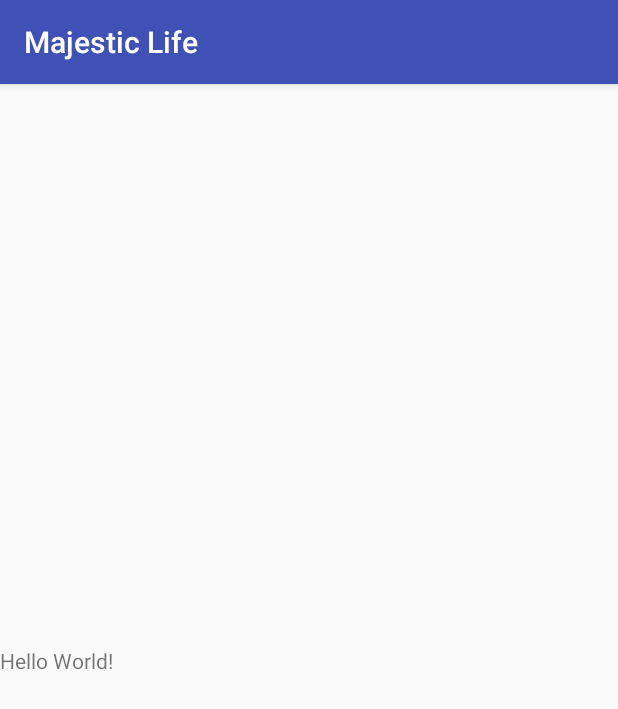
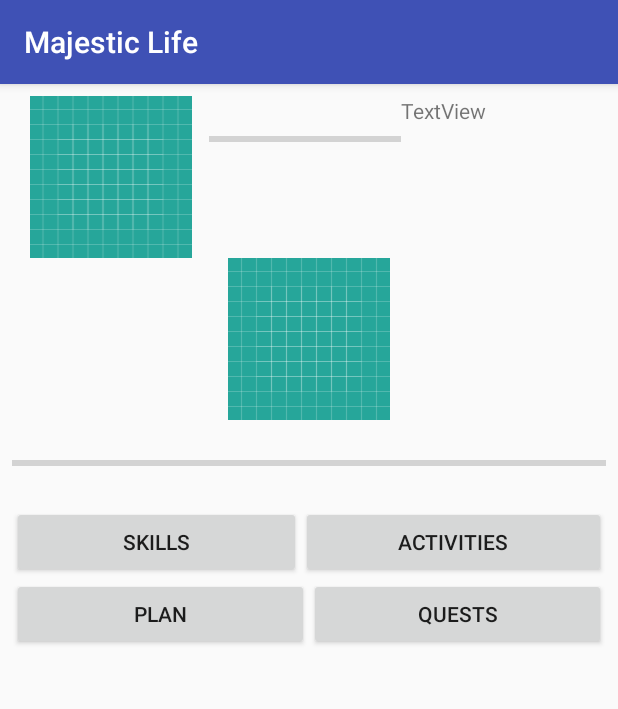
Before and after one commit to Narges7596/MajesticLife, an Android app: the screen it shows after launch (MainMenuActivity), on a phone screen of 412 x 824 dp. Shown: the top 709 px of the screen. Run offline under Robolectric (Android 15) with nearby library versions, the light colour scheme and no system bars.

Commit message:
- Added Main menu layout widgets

```diff
--- a/MajesticLife/app/src/main/res/layout/activity_main_menu.xml
+++ b/MajesticLife/app/src/main/res/layout/activity_main_menu.xml
@@ -6,13 +6,112 @@
     android:layout_height="match_parent"
     tools:context="com.farazannajmi.majesticlife.MainMenuActivity">
 
-    <TextView
+    <ScrollView
         android:layout_width="match_parent"
-        android:layout_height="wrap_content"
-        android:text="Hello World!"
+        android:layout_height="match_parent"
+        android:layout_marginBottom="8dp"
+        android:layout_marginEnd="8dp"
+        android:layout_marginStart="8dp"
+        android:layout_marginTop="8dp"
         app:layout_constraintBottom_toBottomOf="parent"
-        app:layout_constraintLeft_toLeftOf="parent"
-        app:layout_constraintRight_toRightOf="parent"
-        app:layout_constraintTop_toTopOf="parent" />
+        app:layout_constraintEnd_toEndOf="parent"
+        app:layout_constraintStart_toStartOf="parent"
+        app:layout_constraintTop_toTopOf="parent">
 
+        <LinearLayout
+            android:layout_width="match_parent"
+            android:layout_height="wrap_content"
+            android:orientation="vertical">
+
+            <LinearLayout
+                android:layout_width="match_parent"
+                android:layout_height="wrap_content"
+                android:orientation="horizontal">
+
+                <ImageView
+                    android:id="@+id/Main_UserAvatar_img"
+                    android:layout_width="52dp"
+                    android:layout_height="wrap_content"
+                    android:layout_weight="1"
+                    app:srcCompat="@drawable/ic_launcher_background"
+                    tools:ignore="VectorDrawableCompat" />
+
+                <ProgressBar
+                    android:id="@+id/Main_XpLevel_progBar"
+                    style="?android:attr/progressBarStyleHorizontal"
+                    android:layout_width="wrap_content"
+                    android:layout_height="57dp"
+                    android:layout_weight="1" />
+
+                <TextView
+                    android:id="@+id/Main_Coins_txt"
+                    android:layout_width="wrap_content"
+                    android:layout_height="wrap_content"
+                    android:layout_weight="1"
+                    android:text="TextView" />
+            </LinearLayout>
+
+            <ImageView
+                android:id="@+id/imageView"
+                android:layout_width="match_parent"
+                android:layout_height="wrap_content"
+                android:layout_weight="1"
+                app:srcCompat="@drawable/ic_launcher_background"
+                tools:ignore="VectorDrawableCompat" />
+
+        <LinearLayout
+            android:layout_width="match_parent"
+            android:layout_height="wrap_content"
+            android:orientation="horizontal">
+            <ProgressBar
+                android:id="@+id/Main_HP_progBar"
+                style="?android:attr/progressBarStyleHorizontal"
+                android:layout_width="wrap_content"
+                android:layout_height="57dp"
+                android:layout_weight="1" />
+            <ProgressBar
+                android:id="@+id/Main_SP_progBar"
+                style="?android:attr/progressBarStyleHorizontal"
+                android:layout_width="wrap_content"
+                android:layout_height="57dp"
+                android:layout_weight="1" />
+        </LinearLayout>
+            <LinearLayout
+                android:layout_width="match_parent"
+                android:layout_height="wrap_content"
+                android:orientation="horizontal">
+
+                <Button
+                    android:id="@+id/Main_Skills_btn"
+                    android:layout_width="wrap_content"
+                    android:layout_height="wrap_content"
+                    android:layout_weight="1"
+                    android:text="Skills" />
+                <Button
+                    android:id="@+id/Main_DoActivity_btn"
+                    android:layout_width="wrap_content"
+                    android:layout_height="wrap_content"
+                    android:layout_weight="1"
+                    android:text="Activities" />
+            </LinearLayout>
+            <LinearLayout
+                android:layout_width="match_parent"
+                android:layout_height="wrap_content"
+                android:orientation="horizontal">
+
+                <Button
+                    android:id="@+id/Main_Plan_btn"
+                    android:layout_width="wrap_content"
+                    android:layout_height="wrap_content"
+                    android:layout_weight="1"
+                    android:text="Plan" />
+                <Button
+                    android:id="@+id/Main_Quests_btn"
+                    android:layout_width="wrap_content"
+                    android:layout_height="wrap_content"
+                    android:layout_weight="1"
+                    android:text="Quests" />
+            </LinearLayout>
+        </LinearLayout>
+    </ScrollView>
 </android.support.constraint.ConstraintLayout>
```
